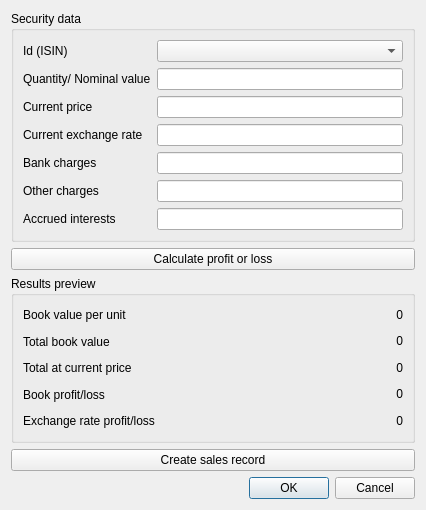
Above: report/accounting/portfolioAccounting/ch.banana.portfolio.accounting.calc.sales.data.dialog.ui from BananaAccounting/Universal before the change. Below: the same form after it.
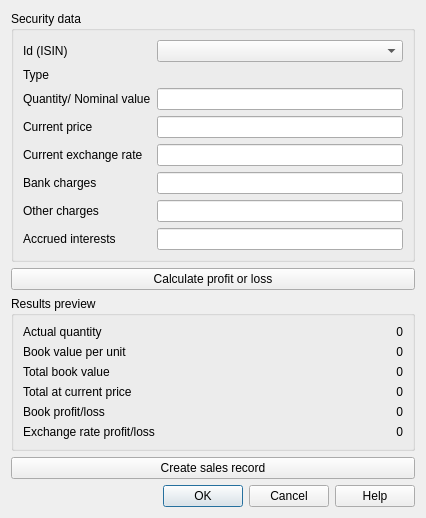
That is the form after the change.

```diff
--- a/report/accounting/portfolioAccounting/ch.banana.portfolio.accounting.calc.sales.data.dialog.ui
+++ b/report/accounting/portfolioAccounting/ch.banana.portfolio.accounting.calc.sales.data.dialog.ui
@@ -23,75 +23,89 @@
       <string>Security data</string>
      </property>
      <layout class="QGridLayout" name="gridLayout">
-      <item row="2" column="0">
-       <widget class="QLabel" name="marketPrice_label">
-        <property name="text">
-         <string>Current price</string>
-        </property>
-       </widget>
-      </item>
-      <item row="1" column="2">
-       <widget class="QLineEdit" name="quantity_lineEdit"/>
-      </item>
-      <item row="4" column="0">
-       <widget class="QLabel" name="bankCharges_label">
-        <property name="text">
-         <string>Bank charges</string>
-        </property>
-       </widget>
-      </item>
-      <item row="5" column="0">
-       <widget class="QLabel" name="otherCharges_label">
-        <property name="text">
-         <string>Other charges</string>
-        </property>
-       </widget>
-      </item>
-      <item row="2" column="2">
-       <widget class="QLineEdit" name="marketPrice_lineEdit"/>
-      </item>
       <item row="0" column="2">
        <widget class="QComboBox" name="item_comboBox"/>
       </item>
-      <item row="0" column="0">
-       <widget class="QLabel" name="item_label">
-        <property name="text">
-         <string>Id (ISIN)</string>
-        </property>
-       </widget>
+      <item row="3" column="2">
+       <widget class="QLineEdit" name="marketPrice_lineEdit"/>
       </item>
-      <item row="3" column="0">
-       <widget class="QLabel" name="currentExchangerate_label">
-        <property name="text">
-         <string>Current exchange rate </string>
-        </property>
-       </widget>
-      </item>
-      <item row="5" column="2">
+      <item row="6" column="2">
        <widget class="QLineEdit" name="otherCharges_lineEdit"/>
       </item>
       <item row="4" column="2">
-       <widget class="QLineEdit" name="bankCharges_lineEdit"/>
-      </item>
-      <item row="3" column="2">
        <widget class="QLineEdit" name="currentExchangeRate_lineEdit"/>
       </item>
-      <item row="1" column="0">
+      <item row="2" column="0">
        <widget class="QLabel" name="quantity_label">
         <property name="text">
          <string>Quantity/ Nominal value</string>
         </property>
        </widget>
       </item>
+      <item row="7" column="2">
+       <widget class="QLineEdit" name="accruedInterests_lineEdit"/>
+      </item>
+      <item row="4" column="0">
+       <widget class="QLabel" name="currentExchangerate_label">
+        <property name="text">
+         <string>Current exchange rate </string>
+        </property>
+       </widget>
+      </item>
       <item row="6" column="0">
+       <widget class="QLabel" name="otherCharges_label">
+        <property name="text">
+         <string>Other charges</string>
+        </property>
+       </widget>
+      </item>
+      <item row="5" column="0">
+       <widget class="QLabel" name="bankCharges_label">
+        <property name="text">
+         <string>Bank charges</string>
+        </property>
+       </widget>
+      </item>
+      <item row="0" column="0">
+       <widget class="QLabel" name="item_label">
+        <property name="text">
+         <string>Id (ISIN)</string>
+        </property>
+       </widget>
+      </item>
+      <item row="7" column="0">
        <widget class="QLabel" name="accruedInterests_label">
         <property name="text">
          <string>Accrued interests</string>
         </property>
        </widget>
       </item>
-      <item row="6" column="2">
-       <widget class="QLineEdit" name="accruedInterests_lineEdit"/>
+      <item row="2" column="2">
+       <widget class="QLineEdit" name="quantity_lineEdit"/>
+      </item>
+      <item row="5" column="2">
+       <widget class="QLineEdit" name="bankCharges_lineEdit"/>
+      </item>
+      <item row="3" column="0">
+       <widget class="QLabel" name="marketPrice_label">
+        <property name="text">
+         <string>Current price</string>
+        </property>
+       </widget>
+      </item>
+      <item row="1" column="2">
+       <widget class="QLabel" name="typeValue_label">
+        <property name="text">
+         <string/>
+        </property>
+       </widget>
+      </item>
+      <item row="1" column="0">
+       <widget class="QLabel" name="typeTxt_label">
+        <property name="text">
+         <string>Type</string>
+        </property>
+       </widget>
       </item>
      </layout>
     </widget>
@@ -106,82 +120,20 @@
      </property>
      <layout class="QGridLayout" name="gridLayout_2">
       <item row="1" column="0">
-       <widget class="QLabel" name="AverageValueOfSharesTitle_label">
-        <property name="text">
-         <string>Total book value</string>
-        </property>
-       </widget>
-      </item>
-      <item row="4" column="0">
-       <widget class="QLabel" name="exchangeResultPreviewTitle_label">
-        <property name="text">
-         <string>Exchange rate profit/loss </string>
-        </property>
-       </widget>
-      </item>
-      <item row="0" column="0">
        <widget class="QLabel" name="averageCostTitle_label">
         <property name="text">
          <string>Book value per unit</string>
         </property>
        </widget>
       </item>
-      <item row="0" column="1">
-       <widget class="QLabel" name="averageCost_label">
-        <property name="layoutDirection">
-         <enum>Qt::LayoutDirection::RightToLeft</enum>
-        </property>
+      <item row="2" column="0">
+       <widget class="QLabel" name="AverageValueOfSharesTitle_label">
         <property name="text">
-         <string>0</string>
-        </property>
-        <property name="alignment">
-         <set>Qt::AlignmentFlag::AlignRight|Qt::AlignmentFlag::AlignTrailing|Qt::AlignmentFlag::AlignVCenter</set>
-        </property>
-        <property name="textInteractionFlags">
-         <set>Qt::TextInteractionFlag::LinksAccessibleByMouse|Qt::TextInteractionFlag::TextSelectableByMouse</set>
-        </property>
-       </widget>
-      </item>
-      <item row="1" column="1">
-       <widget class="QLabel" name="averageValueOfShares_label">
-        <property name="text">
-         <string>0</string>
-        </property>
-        <property name="alignment">
-         <set>Qt::AlignmentFlag::AlignRight|Qt::AlignmentFlag::AlignTrailing|Qt::AlignmentFlag::AlignVCenter</set>
-        </property>
-        <property name="textInteractionFlags">
-         <set>Qt::TextInteractionFlag::LinksAccessibleByMouse|Qt::TextInteractionFlag::TextSelectableByMouse</set>
-        </property>
-       </widget>
-      </item>
-      <item row="2" column="1">
-       <widget class="QLabel" name="totalValueOfShares_label">
-        <property name="text">
-         <string>0</string>
-        </property>
-        <property name="alignment">
-         <set>Qt::AlignmentFlag::AlignRight|Qt::AlignmentFlag::AlignTrailing|Qt::AlignmentFlag::AlignVCenter</set>
-        </property>
-        <property name="textInteractionFlags">
-         <set>Qt::TextInteractionFlag::LinksAccessibleByMouse|Qt::TextInteractionFlag::TextSelectableByMouse</set>
+         <string>Total book value</string>
         </property>
        </widget>
       </item>
       <item row="4" column="1">
-       <widget class="QLabel" name="exchangeResultPreview_label">
-        <property name="text">
-         <string>0</string>
-        </property>
-        <property name="alignment">
-         <set>Qt::AlignmentFlag::AlignRight|Qt::AlignmentFlag::AlignTrailing|Qt::AlignmentFlag::AlignVCenter</set>
-        </property>
-        <property name="textInteractionFlags">
-         <set>Qt::TextInteractionFlag::LinksAccessibleByMouse|Qt::TextInteractionFlag::TextSelectableByMouse</set>
-        </property>
-       </widget>
-      </item>
-      <item row="3" column="1">
        <widget class="QLabel" name="saleResultPreview_label">
         <property name="text">
          <string>0</string>
@@ -194,20 +146,102 @@
         </property>
        </widget>
       </item>
-      <item row="3" column="0">
-       <widget class="QLabel" name="saleResultPreviewTitle_label">
+      <item row="3" column="1">
+       <widget class="QLabel" name="totalValueOfShares_label">
         <property name="text">
-         <string>Book profit/loss</string>
+         <string>0</string>
+        </property>
+        <property name="alignment">
+         <set>Qt::AlignmentFlag::AlignRight|Qt::AlignmentFlag::AlignTrailing|Qt::AlignmentFlag::AlignVCenter</set>
+        </property>
+        <property name="textInteractionFlags">
+         <set>Qt::TextInteractionFlag::LinksAccessibleByMouse|Qt::TextInteractionFlag::TextSelectableByMouse</set>
         </property>
        </widget>
       </item>
-      <item row="2" column="0">
+      <item row="3" column="0">
        <widget class="QLabel" name="TotalValueOfSharestitle_label">
         <property name="text">
          <string>Total at current price</string>
         </property>
        </widget>
       </item>
+      <item row="2" column="1">
+       <widget class="QLabel" name="averageValueOfShares_label">
+        <property name="text">
+         <string>0</string>
+        </property>
+        <property name="alignment">
+         <set>Qt::AlignmentFlag::AlignRight|Qt::AlignmentFlag::AlignTrailing|Qt::AlignmentFlag::AlignVCenter</set>
+        </property>
+        <property name="textInteractionFlags">
+         <set>Qt::TextInteractionFlag::LinksAccessibleByMouse|Qt::TextInteractionFlag::TextSelectableByMouse</set>
+        </property>
+       </widget>
+      </item>
+      <item row="4" column="0">
+       <widget class="QLabel" name="saleResultPreviewTitle_label">
+        <property name="text">
+         <string>Book profit/loss</string>
+        </property>
+       </widget>
+      </item>
+      <item row="5" column="1">
+       <widget class="QLabel" name="exchangeResultPreview_label">
+        <property name="text">
+         <string>0</string>
+        </property>
+        <property name="alignment">
+         <set>Qt::AlignmentFlag::AlignRight|Qt::AlignmentFlag::AlignTrailing|Qt::AlignmentFlag::AlignVCenter</set>
+        </property>
+        <property name="textInteractionFlags">
+         <set>Qt::TextInteractionFlag::LinksAccessibleByMouse|Qt::TextInteractionFlag::TextSelectableByMouse</set>
+        </property>
+       </widget>
+      </item>
+      <item row="1" column="1">
+       <widget class="QLabel" name="averageCost_label">
+        <property name="layoutDirection">
+         <enum>Qt::LayoutDirection::RightToLeft</enum>
+        </property>
+        <property name="text">
+         <string>0</string>
+        </property>
+        <property name="alignment">
+         <set>Qt::AlignmentFlag::AlignRight|Qt::AlignmentFlag::AlignTrailing|Qt::AlignmentFlag::AlignVCenter</set>
+        </property>
+        <property name="textInteractionFlags">
+         <set>Qt::TextInteractionFlag::LinksAccessibleByMouse|Qt::TextInteractionFlag::TextSelectableByMouse</set>
+        </property>
+       </widget>
+      </item>
+      <item row="5" column="0">
+       <widget class="QLabel" name="exchangeResultPreviewTitle_label">
+        <property name="text">
+         <string>Exchange rate profit/loss </string>
+        </property>
+       </widget>
+      </item>
+      <item row="0" column="0">
+       <widget class="QLabel" name="actualQuantityTitle_label">
+        <property name="text">
+         <string>Actual quantity</string>
+        </property>
+       </widget>
+      </item>
+      <item row="0" column="1">
+       <widget class="QLabel" name="actualQuantity_label">
+        <property name="text">
+         <string>0</string>
+        </property>
+        <property name="alignment">
+         <set>Qt::AlignmentFlag::AlignRight|Qt::AlignmentFlag::AlignTrailing|Qt::AlignmentFlag::AlignVCenter</set>
+        </property>
+        <property name="textInteractionFlags">
+         <set>Qt::TextInteractionFlag::LinksAccessibleByMouse|Qt::TextInteractionFlag::TextSelectableByMouse</set>
+        </property>
+       </widget>
+      </item>
      </layout>
     </widget>
    </item>
@@ -235,7 +269,7 @@
       <enum>Qt::Orientation::Horizontal</enum>
      </property>
      <property name="standardButtons">
-      <set>QDialogButtonBox::StandardButton::Cancel|QDialogButtonBox::StandardButton::Ok</set>
+      <set>QDialogButtonBox::StandardButton::Cancel|QDialogButtonBox::StandardButton::Help|QDialogButtonBox::StandardButton::Ok</set>
      </property>
     </widget>
    </item>
```
Left out of the diff: 17 changed lines with no effect on the pictures.
